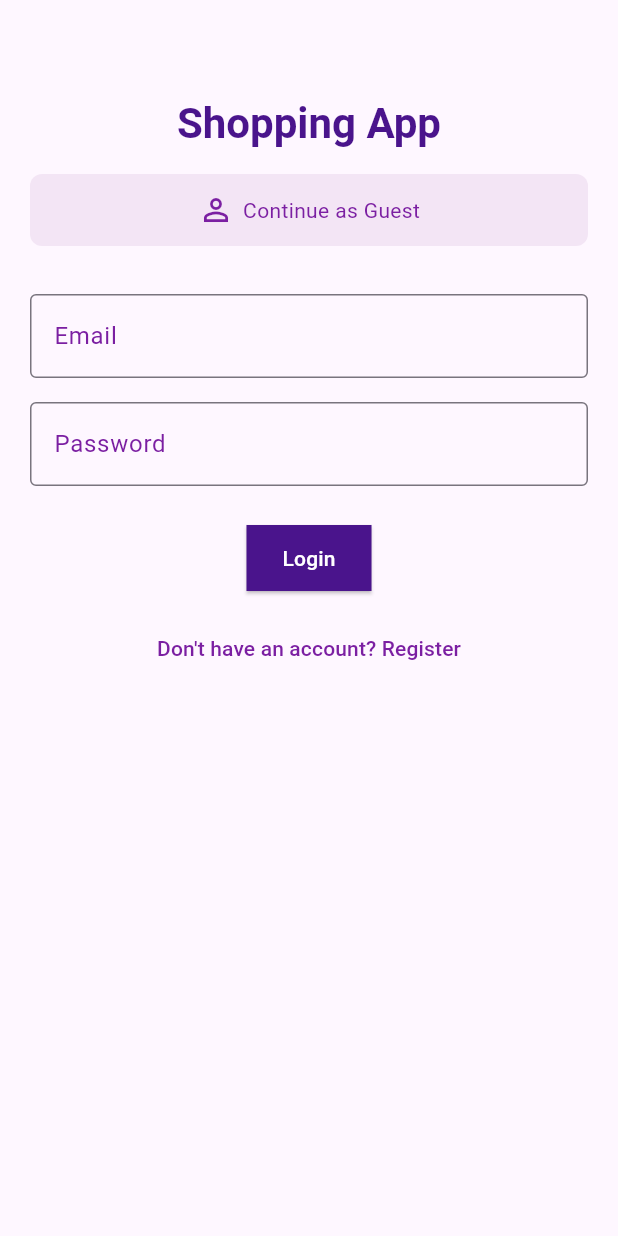
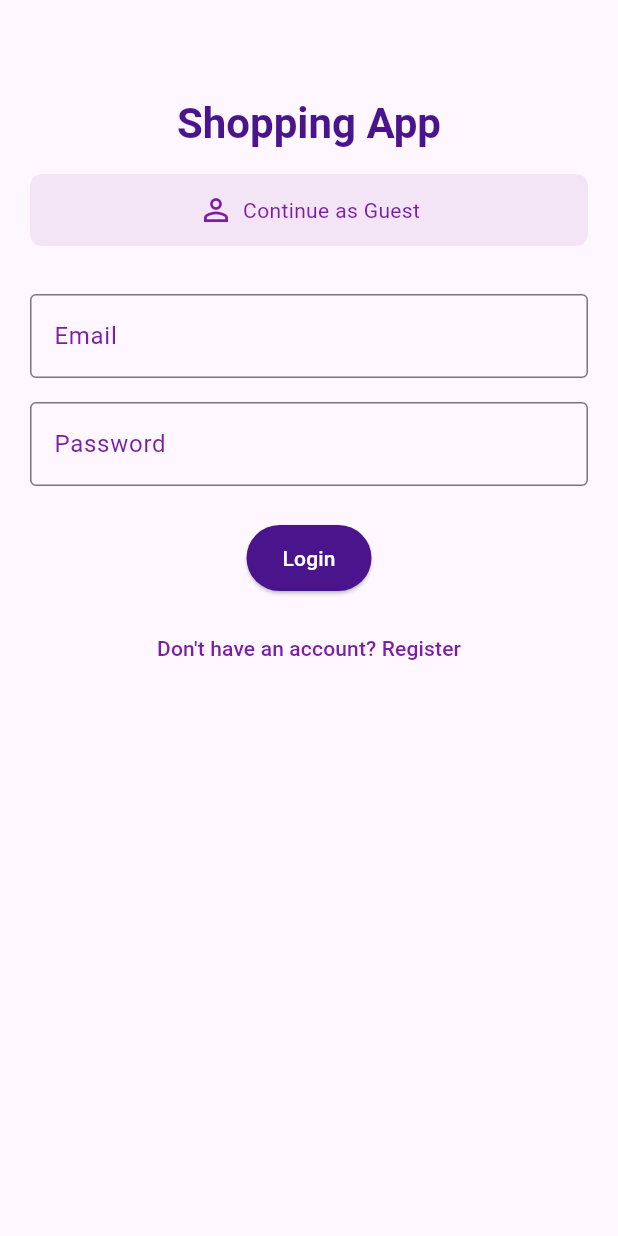
Before and after one commit to RawanAbdAmm/wasiltask, a Flutter app: the screen it shows after launch, on a phone screen of 412 x 824 dp. Run offline on Flutter 3.47's test engine with Material 3 defaults, Android fonts, the phone set to English and light mode, and no system bars; our stand-ins replace firebase_auth, firebase_core, flutter_bloc, shared_preferences; accounts and stored records are empty.

Commit message:
edit borderRadius for buttons in Login and Details

```diff
--- a/wasiltask/lib/core/constants/strings.dart
+++ b/wasiltask/lib/core/constants/strings.dart
@@ -21,8 +21,8 @@ class Strings {
   static const String passwordIsRequired = 'Password is required';
   static const String shortPassword = 'Password must be at least 6 characters';
 
-  static const String sortAscending = "Sort ↑";
-  static const String sortDescending = "Sort ↓";
+  static const String sortAscending = "Price ↑";
+  static const String sortDescending = "Price ↓";
   static const String filterCategory = "Filter Category";
   static const String resetFilters = "Reset";
 
--- a/wasiltask/lib/view/auth/LoginScreen.dart
+++ b/wasiltask/lib/view/auth/LoginScreen.dart
@@ -186,7 +186,7 @@ class _LoginScreenState extends State<LoginScreen> {
                           style: ElevatedButton.styleFrom(
                             backgroundColor: Colors.purple.shade900,
                             shape: RoundedRectangleBorder(
-                              borderRadius: BorderRadius.zero,
+                              borderRadius: BorderRadius.circular(24),
                             ),
                             padding: const EdgeInsets.symmetric(
                               horizontal: 24,
--- a/wasiltask/lib/view/product/ProductDetailsScreen.dart
+++ b/wasiltask/lib/view/product/ProductDetailsScreen.dart
@@ -50,7 +50,9 @@ class ProductDetailsScreen extends StatelessWidget {
               style: ElevatedButton.styleFrom(
                 backgroundColor: Colors.deepPurple,
                 foregroundColor: Colors.white,
-                shape: RoundedRectangleBorder(borderRadius: BorderRadius.zero),
+                shape: RoundedRectangleBorder(
+                  borderRadius: BorderRadius.circular(24),
+                ),
               ),
               onPressed: () {
                 context.read<CartCubit>().addToCart(product);
--- a/wasiltask/pubspec.yaml
+++ b/wasiltask/pubspec.yaml
@@ -45,8 +45,6 @@ dependencies:
   # Cached image loading
   cached_network_image: ^3.3.1
   provider: ^6.1.2
-
-  # Toast messages
 
   # Basic animations
   animations: ^2.0.7
```
